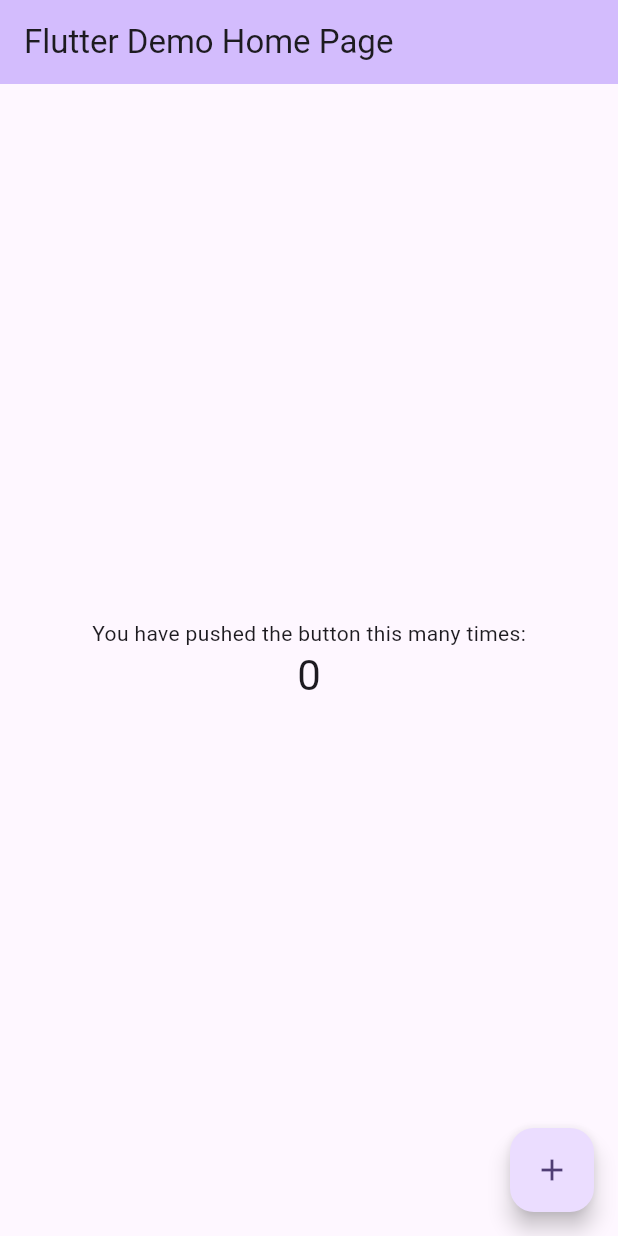
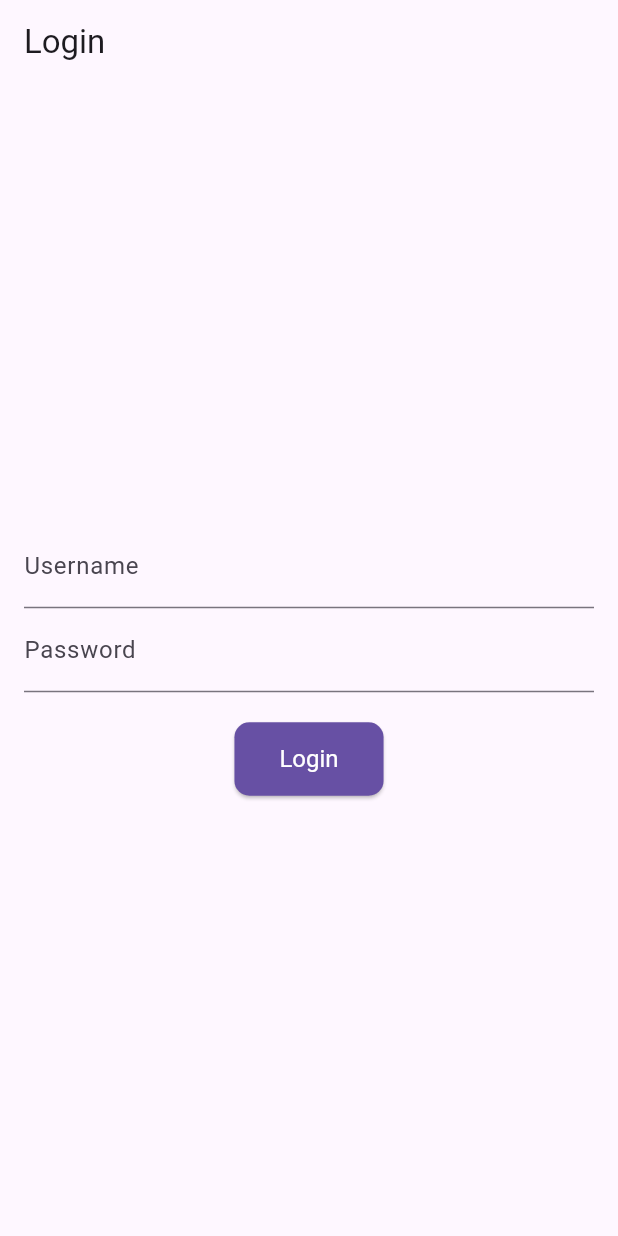
Before and after one commit to Gavenkr/projectfolder, a Flutter app: the screen it shows after launch, on a phone screen of 412 x 824 dp. Run offline on Flutter 3.47's test engine with Material 3 defaults, Android fonts, the phone set to English and light mode, and no system bars; our stand-ins replace dio.

Commit message:
로그인 페이지 구현

```diff
--- /dev/null
+++ b/lib/app.dart
@@ -0,0 +1,17 @@
+import 'package:flutter/material.dart';
+import 'screens/login_page.dart';
+import 'screens/main_page.dart';
+
+class MyApp extends StatelessWidget {
+  @override
+  Widget build(BuildContext context) {
+    return MaterialApp(
+      title: 'Login App',
+      initialRoute: '/', // 초기 경로 설정
+      routes: {
+        '/': (context) => LoginPage(),
+        '/main': (context) => MainPage(),
+      },
+    );
+  }
+}
--- a/lib/main.dart
+++ b/lib/main.dart
@@ -1,122 +1,4 @@
 import 'package:flutter/material.dart';
+import 'app.dart';
 
-void main() {
-  runApp(const MyApp());
-}
-
-class MyApp extends StatelessWidget {
-  const MyApp({super.key});
-
-  // This widget is the root of your application.
-  @override
-  Widget build(BuildContext context) {
-    return MaterialApp(
-      title: 'Flutter Demo',
-      theme: ThemeData(
-        // This is the theme of your application.
-        //
-        // TRY THIS: Try running your application with "flutter run". You'll see
-        // the application has a purple toolbar. Then, without quitting the app,
-        // try changing the seedColor in the colorScheme below to Colors.green
-        // and then invoke "hot reload" (save your changes or press the "hot
-        // reload" button in a Flutter-supported IDE, or press "r" if you used
-        // the command line to start the app).
-        //
-        // Notice that the counter didn't reset back to zero; the application
-        // state is not lost during the reload. To reset the state, use hot
-        // restart instead.
-        //
-        // This works for code too, not just values: Most code changes can be
-        // tested with just a hot reload.
-        colorScheme: ColorScheme.fromSeed(seedColor: Colors.deepPurple),
-      ),
-      home: const MyHomePage(title: 'Flutter Demo Home Page'),
-    );
-  }
-}
-
-class MyHomePage extends StatefulWidget {
-  const MyHomePage({super.key, required this.title});
-
-  // This widget is the home page of your application. It is stateful, meaning
-  // that it has a State object (defined below) that contains fields that affect
-  // how it looks.
-
-  // This class is the configuration for the state. It holds the values (in this
-  // case the title) provided by the parent (in this case the App widget) and
-  // used by the build method of the State. Fields in a Widget subclass are
-  // always marked "final".
-
-  final String title;
-
-  @override
-  State<MyHomePage> createState() => _MyHomePageState();
-}
-
-class _MyHomePageState extends State<MyHomePage> {
-  int _counter = 0;
-
-  void _incrementCounter() {
-    setState(() {
-      // This call to setState tells the Flutter framework that something has
-      // changed in this State, which causes it to rerun the build method below
-      // so that the display can reflect the updated values. If we changed
-      // _counter without calling setState(), then the build method would not be
-      // called again, and so nothing would appear to happen.
-      _counter++;
-    });
-  }
-
-  @override
-  Widget build(BuildContext context) {
-    // This method is rerun every time setState is called, for instance as done
-    // by the _incrementCounter method above.
-    //
-    // The Flutter framework has been optimized to make rerunning build methods
-    // fast, so that you can just rebuild anything that needs updating rather
-    // than having to individually change instances of widgets.
-    return Scaffold(
-      appBar: AppBar(
-        // TRY THIS: Try changing the color here to a specific color (to
-        // Colors.amber, perhaps?) and trigger a hot reload to see the AppBar
-        // change color while the other colors stay the same.
-        backgroundColor: Theme.of(context).colorScheme.inversePrimary,
-        // Here we take the value from the MyHomePage object that was created by
-        // the App.build method, and use it to set our appbar title.
-        title: Text(widget.title),
-      ),
-      body: Center(
-        // Center is a layout widget. It takes a single child and positions it
-        // in the middle of the parent.
-        child: Column(
-          // Column is also a layout widget. It takes a list of children and
-          // arranges them vertically. By default, it sizes itself to fit its
-          // children horizontally, and tries to be as tall as its parent.
-          //
-          // Column has various properties to control how it sizes itself and
-          // how it positions its children. Here we use mainAxisAlignment to
-          // center the children vertically; the main axis here is the vertical
-          // axis because Columns are vertical (the cross axis would be
-          // horizontal).
-          //
-          // TRY THIS: Invoke "debug painting" (choose the "Toggle Debug Paint"
-          // action in the IDE, or press "p" in the console), to see the
-          // wireframe for each widget.
-          mainAxisAlignment: MainAxisAlignment.center,
-          children: <Widget>[
-            const Text('You have pushed the button this many times:'),
-            Text(
-              '$_counter',
-              style: Theme.of(context).textTheme.headlineMedium,
-            ),
-          ],
-        ),
-      ),
-      floatingActionButton: FloatingActionButton(
-        onPressed: _incrementCounter,
-        tooltip: 'Increment',
-        child: const Icon(Icons.add),
-      ), // This trailing comma makes auto-formatting nicer for build methods.
-    );
-  }
-}
+void main() => runApp(MyApp());
--- /dev/null
+++ b/lib/screens/login_page.dart
@@ -0,0 +1,109 @@
+import 'package:flutter/material.dart';
+import '../services/api_service.dart'; // api_service 가져오기
+import '../widgets/custom_text_field.dart'; // custom_text_field 가져오기
+import '../widgets/custom_button.dart'; // custom_button 가져오기
+
+class LoginPage extends StatefulWidget {
+  @override
+  _LoginPageState createState() => _LoginPageState();
+}
+
+class _LoginPageState extends State<LoginPage> {
+  final _formKey = GlobalKey<FormState>();
+  final _usernameController = TextEditingController();
+  final _passwordController = TextEditingController();
+  String _errorMessage = '';
+  final ApiService _apiService = ApiService(); // ApiService 인스턴스 생성
+
+  Future<void> _login() async {
+    setState(() {
+      _errorMessage = '';
+    });
+
+    if (_formKey.currentState!.validate()) {
+      try {
+        final response = await _apiService.login(
+          _usernameController.text,
+          _passwordController.text,
+        );
+        if (response.statusCode == 200) {
+          print('Login Success');
+          setState(() {
+            _errorMessage = "로그인 성공";
+          });
+          Navigator.pushReplacementNamed(context, '/main');
+        } else {
+          setState(() {
+            _errorMessage = response.data['message'] ?? '로그인 실패';
+          });
+        }
+      } catch (e) {
+        setState(() {
+          _errorMessage = '오류 발생: $e';
+        });
+        print('Error during login: $e');
+      }
+    }
+  }
+
+  @override
+  Widget build(BuildContext context) {
+    return Scaffold(
+      appBar: AppBar(
+        title: Text('Login'),
+      ),
+      body: Padding(
+        padding: const EdgeInsets.all(16.0),
+        child: Form(
+          key: _formKey,
+          child: Column(
+            mainAxisAlignment: MainAxisAlignment.center,
+            children: <Widget>[
+              CustomTextField( // CustomTextField 사용
+                controller: _usernameController,
+                labelText: 'Username',
+                validator: (value) {
+                  if (value == null || value.isEmpty) {
+                    return 'Please enter your username';
+                  }
+                  return null;
+                },
+              ),
+              CustomTextField( // CustomTextField 사용
+                controller: _passwordController,
+                labelText: 'Password',
+                obscureText: true,
+                validator: (value) {
+                  if (value == null || value.isEmpty) {
+                    return 'Please enter your password';
+                  }
+                  return null;
+                },
+              ),
+              SizedBox(height: 20),
+              CustomButton( // CustomButton 사용
+                  onPressed: _login,
+                  text: 'Login'
+              ),
+              if (_errorMessage.isNotEmpty)
+                Padding(
+                  padding: const EdgeInsets.only(top: 16.0),
+                  child: Text(
+                    _errorMessage,
+                    style: TextStyle(color: Colors.red),
+                  ),
+                ),
+            ],
+          ),
+        ),
+      ),
+    );
+  }
+
+  @override
+  void dispose() {
+    _usernameController.dispose();
+    _passwordController.dispose();
+    super.dispose();
+  }
+}
--- /dev/null
+++ b/lib/services/api_service.dart
@@ -0,0 +1,25 @@
+import 'package:dio/dio.dart';
+
+class ApiService {
+  final Dio _dio = Dio();
+
+  Future<Response> login(String username, String password) async {
+    try {
+      Response response = await _dio.post(
+        'http://YOUR_SERVER_IP:PORT/login',
+        data: {
+          'username': username,
+          'password': password,
+        },
+        options: Options(
+          contentType: Headers.jsonContentType,
+        ),
+      );
+      return response;
+    } on DioException catch (e) {
+      throw e;
+    } catch (e) {
+      throw e;
+    }
+  }
+}
--- /dev/null
+++ b/lib/widgets/custom_button.dart
@@ -0,0 +1,33 @@
+import 'package:flutter/material.dart';
+
+class CustomButton extends StatelessWidget {
+  final VoidCallback onPressed;
+  final String text;
+  final Color? color;
+  final Color? textColor;
+
+  const CustomButton({
+    Key? key,
+    required this.onPressed,
+    required this.text,
+    this.color, // 버튼의 색상 속성을 추가
+    this.textColor, // 버튼 텍스트 색상 속성 추가
+  }) : super(key: key);
+
+  @override
+  Widget build(BuildContext context) {
+    return ElevatedButton(
+      onPressed: onPressed,
+      style: ElevatedButton.styleFrom(
+        backgroundColor: color ?? Theme.of(context).primaryColor, // 색상이 지정되지 않은 경우 기본색상 사용
+        foregroundColor: textColor ?? Colors.white,
+        padding: EdgeInsets.symmetric(horizontal: 30, vertical: 15),
+        textStyle: TextStyle(fontSize: 16),
+        shape: RoundedRectangleBorder( // 모양을 둥글게
+          borderRadius: BorderRadius.circular(10),
+        ),
+      ),
+      child: Text(text),
+    );
+  }
+}
--- /dev/null
+++ b/lib/widgets/custom_text_field.dart
@@ -0,0 +1,28 @@
+import 'package:flutter/material.dart';
+
+class CustomTextField extends StatelessWidget {
+  final TextEditingController controller;
+  final String labelText;
+  final String? Function(String?)? validator;
+  final bool obscureText;
+
+  const CustomTextField({
+    Key? key,
+    required this.controller,
+    required this.labelText,
+    this.validator,
+    this.obscureText = false,
+  }) : super(key: key);
+
+  @override
+  Widget build(BuildContext context) {
+    return TextFormField(
+      controller: controller,
+      decoration: InputDecoration(
+        labelText: labelText,
+      ),
+      obscureText: obscureText,
+      validator: validator,
+    );
+  }
+}
--- a/pubspec.yaml
+++ b/pubspec.yaml
@@ -34,6 +34,7 @@ dependencies:
   # The following adds the Cupertino Icons font to your application.
   # Use with the CupertinoIcons class for iOS style icons.
   cupertino_icons: ^1.0.8
+  dio: ^5.8.0+1
 
 dev_dependencies:
   flutter_test:
```
Also changed, not shown: lib/screens/main_page.dart (added, +15 -0 lines), lib/login.dart (added), pubspec.lock.
